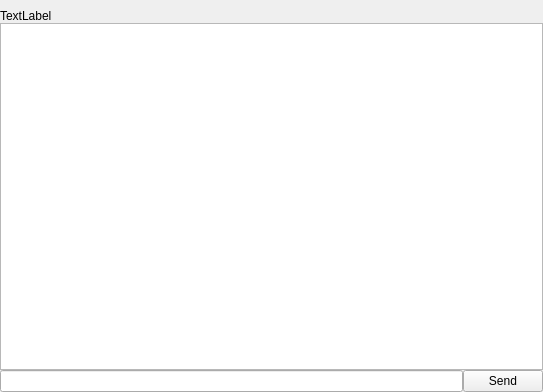
Qt form Widget_Client/Chat.ui (MrVolot/WidgetClient) before a commit.
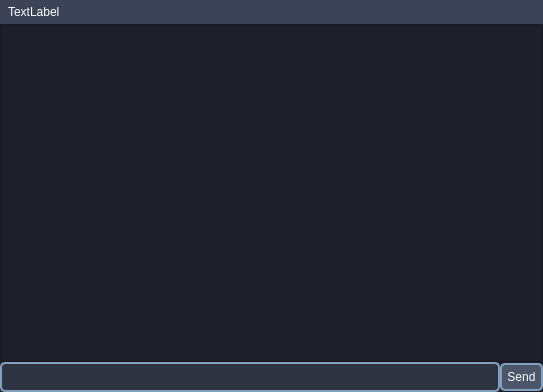
The same form after that commit.

Patch:
```diff
--- a/Widget_Client/Chat.ui
+++ b/Widget_Client/Chat.ui
@@ -28,6 +28,43 @@
   <property name="windowTitle">
    <string>Form</string>
   </property>
+  <property name="styleSheet">
+   <string notr="true">QWidget {
+    background-color: #1e1f2a;
+    color: #dde2e8;
+}
+
+QLabel#receiverName {
+    color: #ffffff;
+	background-color: #3c4356;
+    padding: 5px;
+}
+
+QLineEdit {
+    background-color: #2e3440;
+    color: #ffffff;
+    border: 2px solid #81a1c1;
+    border-radius: 5px;
+    padding: 5px;
+}
+
+QPushButton {
+    background-color: #4c566a;
+    color: #ffffff;
+    border: 2px solid #81a1c1;
+    border-radius: 5px;
+    padding: 5px;
+}
+
+QPushButton:hover {
+    background-color: #5e81ac;
+}
+
+QPushButton:pressed {
+    background-color: #81a1c1;
+}
+</string>
+  </property>
   <layout class="QVBoxLayout" name="verticalLayout_3">
    <property name="spacing">
     <number>0</number>
@@ -36,7 +73,7 @@
     <number>0</number>
    </property>
    <property name="topMargin">
-    <number>9</number>
+    <number>0</number>
    </property>
    <property name="rightMargin">
     <number>0</number>
@@ -63,6 +100,12 @@
      </property>
      <item>
       <widget class="QLabel" name="receiverName">
+       <property name="maximumSize">
+        <size>
+         <width>16777215</width>
+         <height>60</height>
+        </size>
+       </property>
        <property name="text">
         <string>TextLabel</string>
        </property>
```
